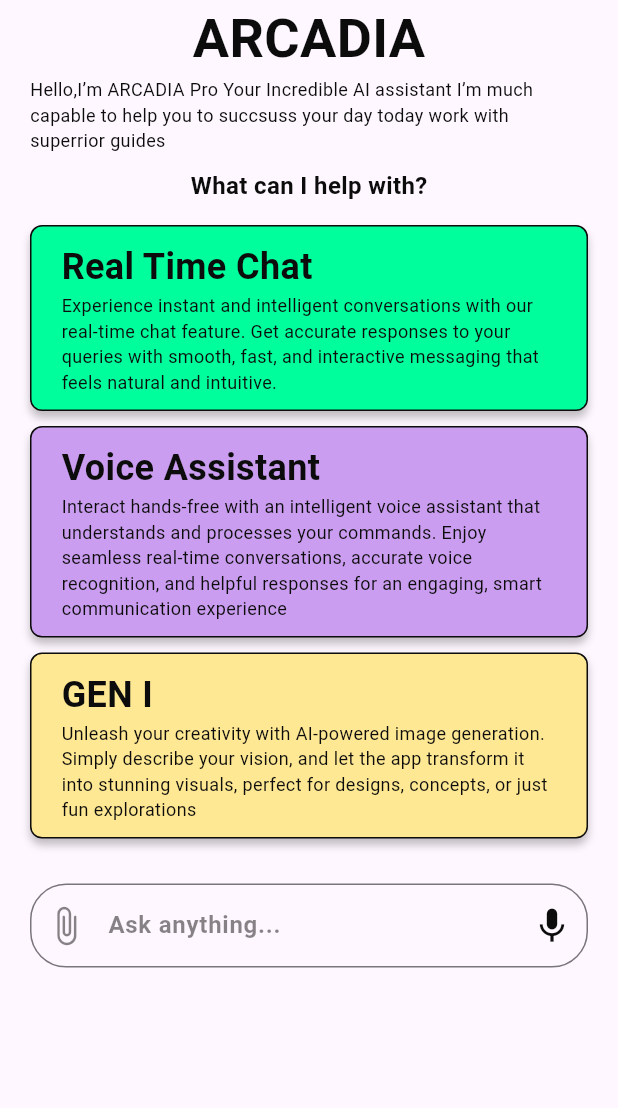
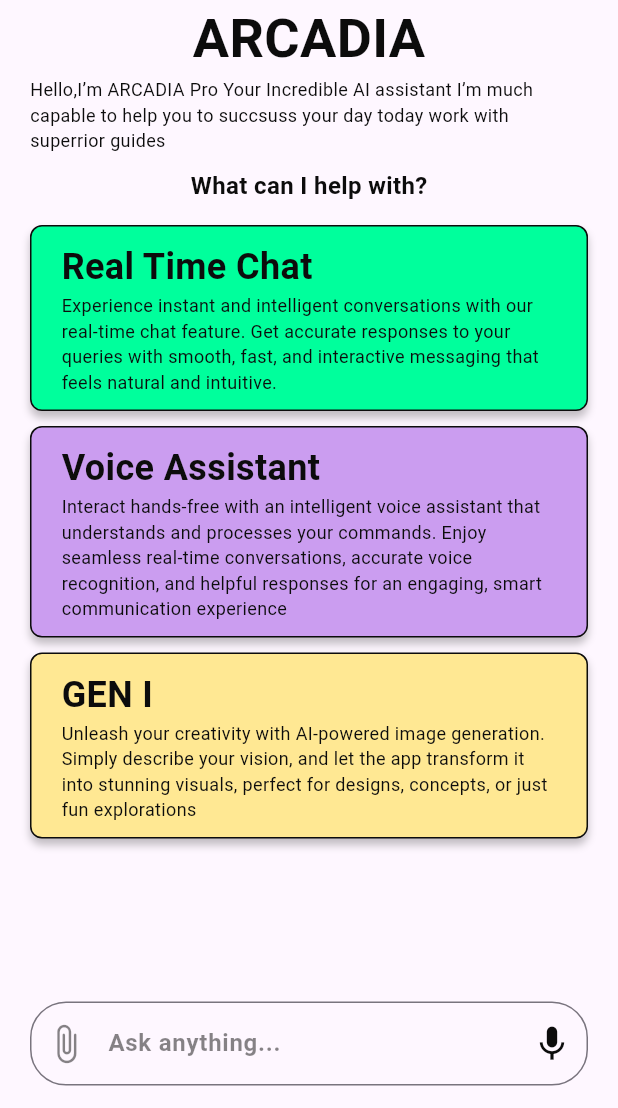
Before and after one commit to uchamod/AI-voice-and-chatbot-with-dalle-image-generation, a Flutter app: the screen it shows after launch, on a phone screen of 412 x 824 dp, the part 128-1236 px from its top. Run offline on Flutter 3.47's test engine with Material 3 defaults, Android fonts, the phone set to English and light mode, and no system bars; our stand-ins replace google_fonts, speech_to_text.

```diff
--- a/lib/pages/home/homepage.dart
+++ b/lib/pages/home/homepage.dart
@@ -1,8 +1,9 @@
-import 'package:ai_assistent_with_chatgpt/utils/colors..dart';
-import 'package:ai_assistent_with_chatgpt/widgets/homewidgets/categoryCard.dart';
-import 'package:ai_assistent_with_chatgpt/widgets/homewidgets/herosection.dart';
+import 'package:ai_assistent_with_chatgpt/pages/chat/chatpage.dart';
+import 'package:ai_assistent_with_chatgpt/pages/initialpage/initialpage.dart';
 import 'package:ai_assistent_with_chatgpt/widgets/homewidgets/searchbar.dart';
 import 'package:flutter/material.dart';
+import 'package:speech_to_text/speech_recognition_result.dart';
+import 'package:speech_to_text/speech_to_text.dart';
 
 class Homepage extends StatefulWidget {
   const Homepage({super.key});
@@ -13,52 +14,80 @@ class Homepage extends StatefulWidget {
 
 class _HomepageState extends State<Homepage> {
   final TextEditingController _controller = TextEditingController();
+  final SpeechToText _speechToText = SpeechToText();
+  bool isSpeechEnabeld = false;
+  String recognizedText = '';
+
+  @override
+  void initState() {
+    _initSpeech();
+    super.initState();
+  }
+
+  /// This has to happen only once per app
+  void _initSpeech() async {
+    isSpeechEnabeld = await _speechToText.initialize();
+    setState(() {});
+  }
+
+  /// Each time to start a speech recognition session
+  Future<void> _startListening() async {
+    await _speechToText.listen(onResult: _onSpeechResult);
+    setState(() {});
+  }
+
+  /// Manually stop the active speech recognition session
+  /// Note that there are also timeouts that each platform enforces
+  /// and the SpeechToText plugin supports setting timeouts on the
+  /// listen method.
+  Future<void> _stopListening() async {
+    await _speechToText.stop();
+    setState(() {});
+  }
+
+  /// This is the callback that the SpeechToText plugin calls when
+  /// the platform returns recognized words.
+  void _onSpeechResult(SpeechRecognitionResult result) {
+    setState(() {
+      recognizedText = result.recognizedWords;
+    });
+  }
 
   @override
   Widget build(BuildContext context) {
     return SafeArea(
       child: Scaffold(
-        body: SingleChildScrollView(
-          child: Padding(
+        body: Padding(
           padding: EdgeInsets.symmetric(horizontal: 20, vertical: 15),
+          //
           child: Column(
             children: [
-                //hero section
-                Herosection(),
-                SizedBox(
-                  height: 15,
+              Expanded(
+                child: recognizedText == ""
+                    ? Initialpage()
+                    : Chatpage(question: recognizedText),
               ),
-                //chat
-                CategoryCard(
-                  title: "Real Time Chat",
-                  discription:
-                      "Experience instant and intelligent conversations with our real-time chat feature. Get accurate responses to your queries with smooth, fast, and interactive messaging that feels natural and intuitive.",
-                  backgroundColor: utilgreenColor,
-                ),
-                //voice
-                CategoryCard(
-                  title: "Voice Assistant",
-                  discription:
-                      "Interact hands-free with an intelligent voice assistant that understands and processes your commands. Enjoy seamless real-time conversations, accurate voice recognition, and helpful responses for an engaging, smart communication experience",
-                  backgroundColor: utilpinkColor,
-                ),
-                //image generation
-                CategoryCard(
-                  title: "GEN I",
-                  discription:
-                      "Unleash your creativity with AI-powered image generation. Simply describe your vision, and let the app transform it into stunning visuals, perfect for designs, concepts, or just fun explorations",
-                  backgroundColor: utilyellowColor,
-                ),
-                SizedBox(
-                  height: 20,
-                ),
-                //serach bar
+
+              //textbox
+
               QuesionBar(
+                tapToListen: () async {
+                  if (_speechToText.isNotListening &
+                      await _speechToText.hasPermission) {
+                    //if permission allowd start listning
+                    await _startListening();
+                  } else if (_speechToText.isListening) {
+                    //already listning stop the lisning
+                    await _stopListening();
+                  } else {
+                    _initSpeech();
+                  }
+                },
                 controller: _controller,
               ),
             ],
           ),
-          ),
+          //
         ),
       ),
     );
--- /dev/null
+++ b/lib/pages/initialpage/initialpage.dart
@@ -0,0 +1,48 @@
+import 'package:ai_assistent_with_chatgpt/utils/colors..dart';
+import 'package:ai_assistent_with_chatgpt/widgets/homewidgets/categoryCard.dart';
+import 'package:ai_assistent_with_chatgpt/widgets/homewidgets/herosection.dart';
+import 'package:flutter/material.dart';
+
+class Initialpage extends StatelessWidget {
+  const Initialpage({super.key});
+
+  @override
+  Widget build(BuildContext context) {
+    return SingleChildScrollView(
+      child: Column(
+        children: [
+          //hero section
+          Herosection(),
+          SizedBox(
+            height: 15,
+          ),
+          //chat
+          CategoryCard(
+            title: "Real Time Chat",
+            discription:
+                "Experience instant and intelligent conversations with our real-time chat feature. Get accurate responses to your queries with smooth, fast, and interactive messaging that feels natural and intuitive.",
+            backgroundColor: utilgreenColor,
+          ),
+          //voice
+          CategoryCard(
+            title: "Voice Assistant",
+            discription:
+                "Interact hands-free with an intelligent voice assistant that understands and processes your commands. Enjoy seamless real-time conversations, accurate voice recognition, and helpful responses for an engaging, smart communication experience",
+            backgroundColor: utilpinkColor,
+          ),
+          //image generation
+          CategoryCard(
+            title: "GEN I",
+            discription:
+                "Unleash your creativity with AI-powered image generation. Simply describe your vision, and let the app transform it into stunning visuals, perfect for designs, concepts, or just fun explorations",
+            backgroundColor: utilyellowColor,
+          ),
+          SizedBox(
+            height: 20,
+          ),
+          //serach bar
+        ],
+      ),
+    );
+  }
+}
--- a/lib/utils/colors..dart
+++ b/lib/utils/colors..dart
@@ -6,3 +6,4 @@ final utilSerchColor = Color(0xff0C0C0C).withOpacity(0.5);
 final utilgreenColor = Color(0xff00FF9C);
 final utilpinkColor = Color(0xffCB9DF0);
 final utilyellowColor = Color(0xffFFE893);
+final utilQuestionColor = Color(0xffECEBDE);
--- a/lib/utils/styles.dart
+++ b/lib/utils/styles.dart
@@ -12,3 +12,5 @@ final textName = GoogleFonts.inriaSerif(
     color: utilTextColor, fontSize: 36, fontWeight: FontWeight.bold);
 final textSearch = GoogleFonts.inriaSerif(
     color: utilSerchColor, fontSize: 16, fontWeight: FontWeight.bold);
+final textChat = GoogleFonts.inriaSerif(
+    color: utilTextColor, fontSize: 14, fontWeight: FontWeight.bold);
--- a/lib/widgets/homewidgets/searchbar.dart
+++ b/lib/widgets/homewidgets/searchbar.dart
@@ -4,7 +4,9 @@ import 'package:flutter/material.dart';
 
 class QuesionBar extends StatefulWidget {
   final TextEditingController controller;
-  const QuesionBar({super.key, required this.controller});
+  final Function() tapToListen;
+  const QuesionBar(
+      {super.key, required this.controller, required this.tapToListen});
 
   @override
   State<QuesionBar> createState() => _QuesionBarState();
@@ -27,10 +29,13 @@ class _QuesionBarState extends State<QuesionBar> {
           color: utilSerchColor,
           size: 28,
         ),
-        suffixIcon: Icon(
-          Icons.mic,
-          color: utilTextColor,
-          size: 28,
+        suffixIcon: GestureDetector(
+          onTap: widget.tapToListen,
+          child: Icon(
+            Icons.mic,
+            color: utilTextColor,
+            size: 28,
+          ),
         ),
         border: OutlineInputBorder(
             borderRadius: BorderRadius.circular(24),
--- a/pubspec.yaml
+++ b/pubspec.yaml
@@ -36,6 +36,8 @@ dependencies:
   cupertino_icons: ^1.0.8
   google_fonts: ^6.2.1
   svg_flutter: ^0.0.1
+  speech_to_text: ^7.0.0
+
 
 dev_dependencies:
   flutter_test:
```
Also changed, not shown: lib/pages/chat/chatpage.dart (added, +77 -0 lines), lib/services/initilization/initilization.dart (added, +34 -0 lines), pubspec.lock, 3 other files. Lines whose indentation alone changed are shown as unchanged.
